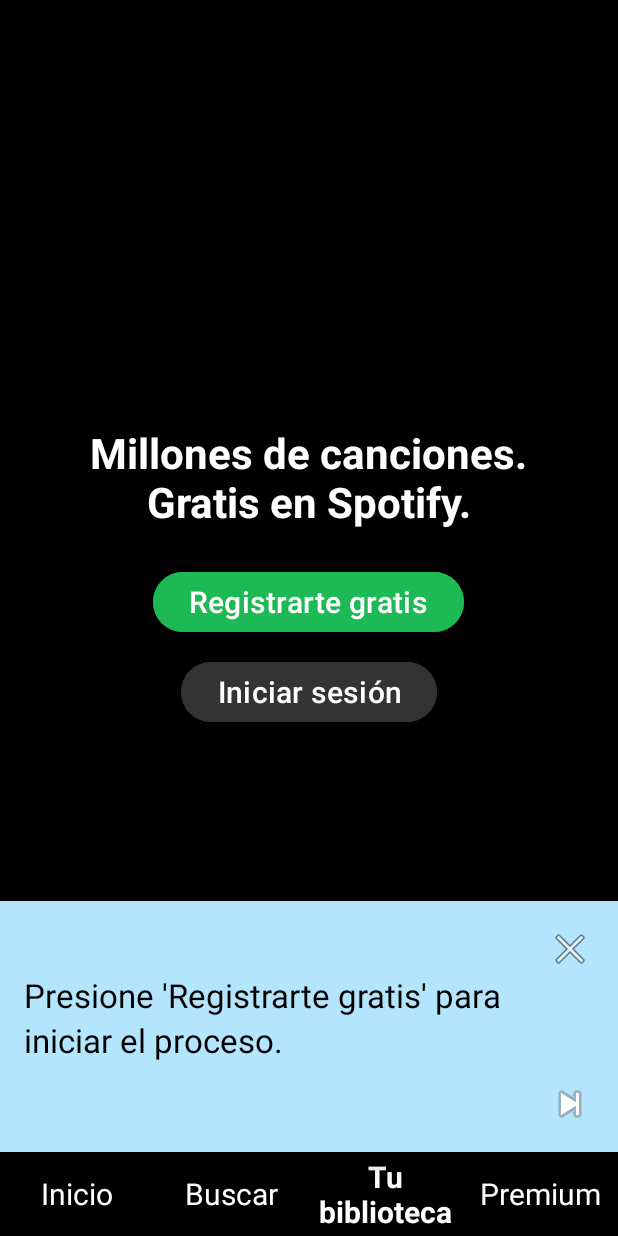
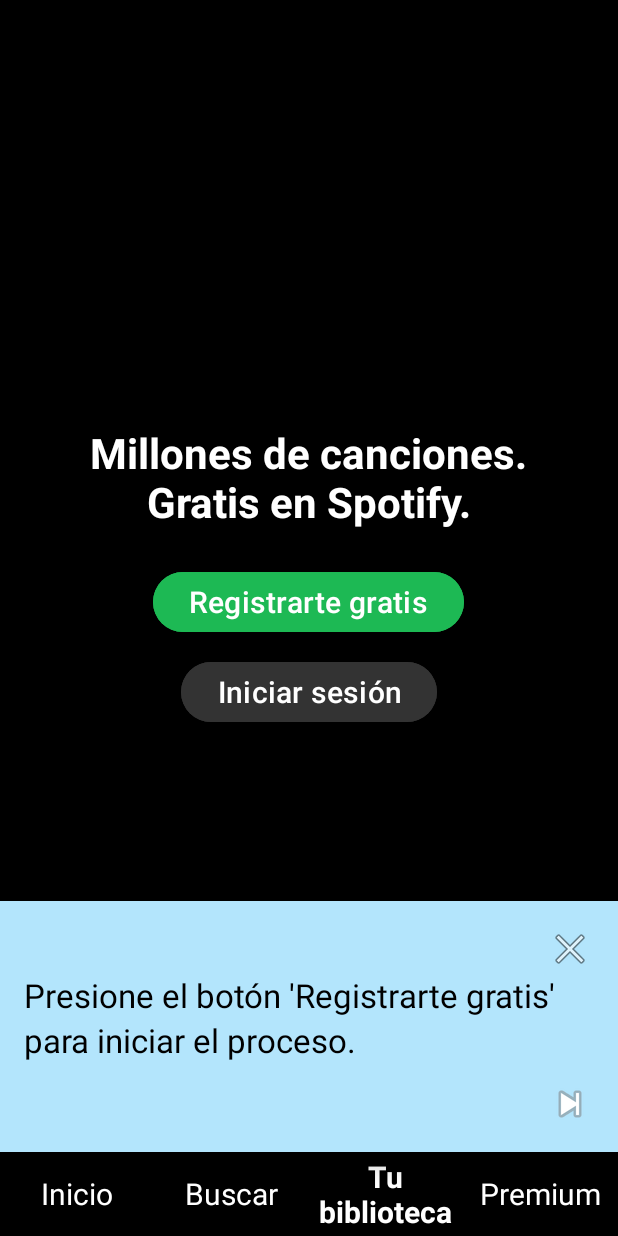
Before and after one commit to Pamlez-Tec/Guias-Interactivas-Movil, an Android app: the SpotifyTutorialActivity screen opened directly, with no data from a screen before it, on a phone screen of 412 x 824 dp. Run offline under Robolectric (Android 15) with nearby library versions, the phone set to English and light mode, and no system bars.

Commit message:
Mejorando los comentarios en las guías

```diff
--- a/GuiaPrueba/app/src/main/java/com/example/guiaprueba/facebook/FacebookTutorialAddFriendActivity.kt
+++ b/GuiaPrueba/app/src/main/java/com/example/guiaprueba/facebook/FacebookTutorialAddFriendActivity.kt
@@ -23,10 +23,10 @@
     )
 
     private val guideTexts = listOf(
-        "En la página principal. Presione el botón en forma de lupa, en la parte de arriba, para buscar a una persona.",
+        "En la página principal. Presione el botón en forma de lupa, en la parte superior, para buscar a una persona.",
         "A la par de la lupa, escriba el nombre del amigo que desea agregar.",
         "Se presentarán varios perfiles. Seleccione a la persona que busca, dando un click en el nombre.",
-        "Presione el botón 'Agregar a amigos' para enviar la solicitud de amistad. Si desea salir del tutorial, presione la X."
+        "Presione el botón 'Agregar a amigos' para enviar la solicitud de amistad. Fin del tutorial, para salir presione la X."
     )
 
     private var currentStep = 0
--- a/GuiaPrueba/app/src/main/java/com/example/guiaprueba/facebook/FacebookTutorialNotificationsActivity.kt
+++ b/GuiaPrueba/app/src/main/java/com/example/guiaprueba/facebook/FacebookTutorialNotificationsActivity.kt
@@ -26,7 +26,7 @@
     )
 
     private val guideTexts = listOf(
-        "En la página principal. Presione el botón en forma de campana, en la parte de superior, para ver las notificaciones.",
+        "En la página principal. Presione el botón en forma de campana, en la parte superior, para ver las notificaciones.",
         "Aquí puede ver sus notificaciones. Presione la primera notificación, la de Ana, para ver su contenido.",
         "Aquí puede ver tanto su publicación como el comentario de Ana. Fin del tutorial, para salir presione la X."
     )
--- a/GuiaPrueba/app/src/main/java/com/example/guiaprueba/spotify/SpotifyTutorialActivity.kt
+++ b/GuiaPrueba/app/src/main/java/com/example/guiaprueba/spotify/SpotifyTutorialActivity.kt
@@ -28,14 +28,14 @@
     )
 
     private val guideTexts = listOf(
-        "Presione 'Registrarte gratis' para iniciar el proceso.",
-        "Seleccione su método de registro, en este caso seleccione 'Correo'.",
-        "Encima del botón 'Siguiente', ingrese su correo electrónico.",
-        "Cree una contraseña segura. Debe tener 10 letras o números.",
-        "Seleccione su fecha de nacimiento.",
-        "Seleccione su género.",
+        "Presione el botón 'Registrarte gratis' para iniciar el proceso.",
+        "Seleccione su método de registro, en este caso seleccione 'Correo electrónico'. La primera opción.",
+        "Encima del botón 'Siguiente', escriba su correo electrónico. Revise bien el formato.",
+        "Escriba una contraseña segura. Debe tener 10 letras o números.",
+        "Seleccione su fecha de nacimiento. Debe tener cuidado con el formato, primero va el día con dos números, luego el mes con dos números y de último el año completo, con cuatro números.",
+        "Seleccione su género, dándole click a un círculo hasta que cambie de color a morado.",
         "Escriba su nombre y acepte los términos y condiciones que aparecen debajo del nombre elegido.",
-        "Presione 'Crear cuenta' para finalizar el registro."
+        "Para registrarse completamente debe presionar el botón 'Crear cuenta'. Fin del tutorial, para salir presione la X"
     )
 
     private var currentStep = 0
@@ -182,7 +182,6 @@
                 val btn = view.findViewById<Button>(R.id.btnCrearCuenta)
                 btn?.setOnClickListener {
                     Toast.makeText(this, "¡Cuenta creada!", Toast.LENGTH_SHORT).show()
-                    finish()
                 }
             }
         }
```
Also changed, not shown: GuiaPrueba/app/src/main/java/com/example/guiaprueba/spotify/SpotifyTutorialLibraryActivity.kt (+4 -4 lines), GuiaPrueba/app/src/main/java/com/example/guiaprueba/spotify/SpotifyTutorialPlaylistActivity.kt (+4 -4 lines).
